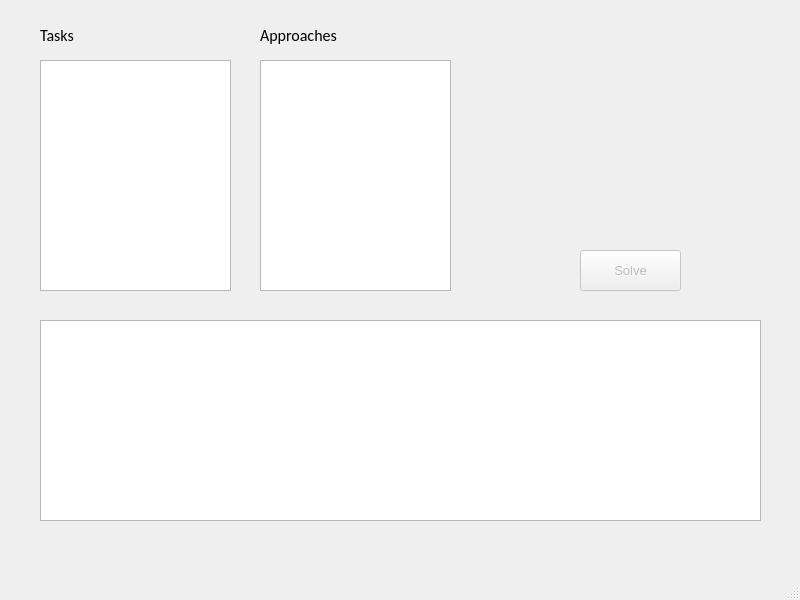
Before: the Qt Designer form task-approach/mainwindow.ui in tinrael/exam-winter, drawn with Qt 5.
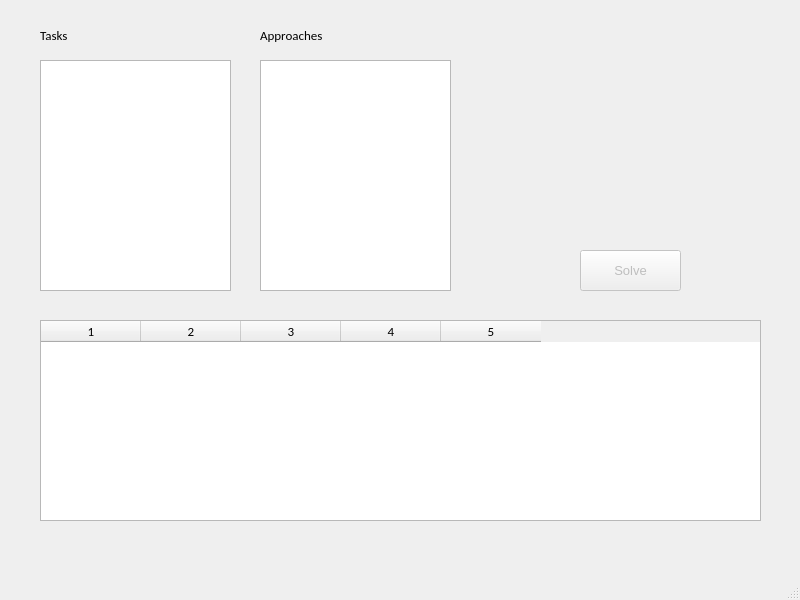
After: the same form once the commit is applied.

Commit message: Saving results into a table

What changed in the file:
```diff
--- a/task-approach/mainwindow.ui
+++ b/task-approach/mainwindow.ui
@@ -42,6 +42,20 @@
       <height>201</height>
      </rect>
     </property>
+    <property name="font">
+     <font>
+      <family>Calibri</family>
+      <pointsize>10</pointsize>
+     </font>
+    </property>
+    <property name="columnCount">
+     <number>5</number>
+    </property>
+    <column/>
+    <column/>
+    <column/>
+    <column/>
+    <column/>
    </widget>
    <widget class="QLabel" name="lblTasks">
     <property name="geometry">
@@ -55,7 +69,7 @@
     <property name="font">
      <font>
       <family>Calibri</family>
-      <pointsize>12</pointsize>
+      <pointsize>10</pointsize>
      </font>
     </property>
     <property name="text">
@@ -96,7 +110,7 @@
     <property name="font">
      <font>
       <family>Calibri</family>
-      <pointsize>12</pointsize>
+      <pointsize>10</pointsize>
      </font>
     </property>
     <property name="text">
```
Left out of the diff: 19 changed lines with no effect on the pictures. The commit also changes 2 other files.
